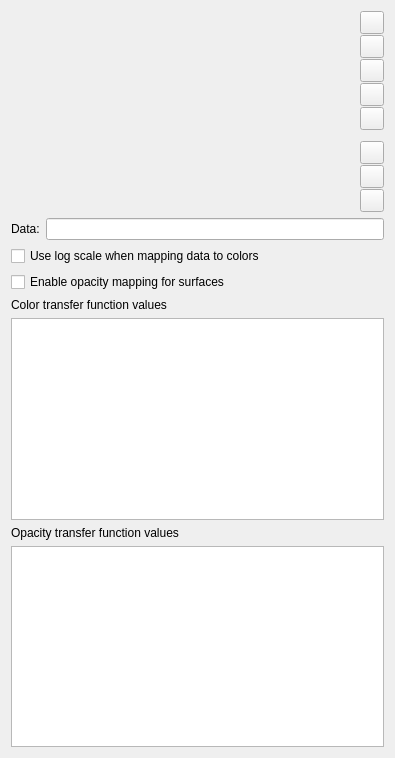
Before: the Qt Designer form Qt/ApplicationComponents/Resources/UI/pqColorOpacityEditorWidget.ui in vbnhfylbh/ParaView, drawn with Qt 5.
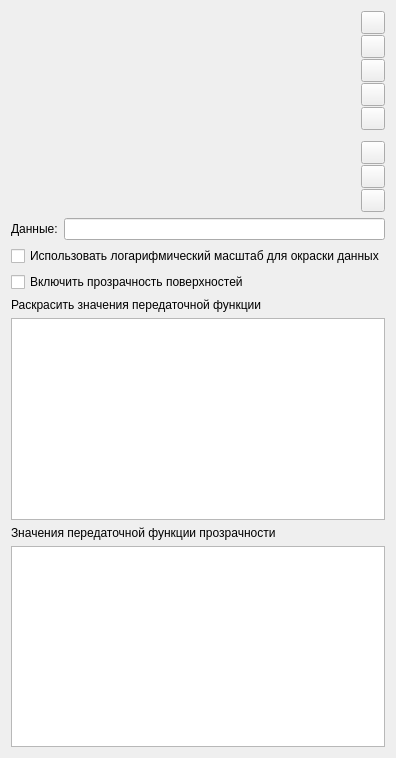
After: the same form once the commit is applied. Icons and pictures are not drawn. Custom widgets are drawn as their Qt base class.

The edit to the form file:
```diff
--- a/Qt/ApplicationComponents/Resources/UI/pqColorOpacityEditorWidget.ui
+++ b/Qt/ApplicationComponents/Resources/UI/pqColorOpacityEditorWidget.ui
@@ -206,7 +206,7 @@
      <item>
       <widget class="QLabel" name="label">
        <property name="text">
-        <string>Data:</string>
+        <string>Данные:</string>
        </property>
       </widget>
      </item>
@@ -228,7 +228,7 @@
       <string>&lt;html&gt;&lt;head/&gt;&lt;body&gt;&lt;p&gt;When checked, the mapping from data to colors is done using a log-scale. Note that this does not affect the mapping of data to opacity.&lt;/p&gt;&lt;/body&gt;&lt;/html&gt;</string>
      </property>
      <property name="text">
-      <string>Use log scale when mapping data to colors</string>
+      <string>Использовать логарифмический масштаб для окраски данных</string>
      </property>
     </widget>
    </item>
@@ -238,7 +238,7 @@
       <string>&lt;html&gt;&lt;head/&gt;&lt;body&gt;&lt;p&gt;When checked, the opacity function is used to render translucent surfaces.&lt;/p&gt;&lt;/body&gt;&lt;/html&gt;</string>
      </property>
      <property name="text">
-      <string>Enable opacity mapping for surfaces</string>
+      <string>Включить прозрачность поверхностей</string>
      </property>
     </widget>
    </item>
@@ -251,7 +251,7 @@
       </sizepolicy>
      </property>
      <property name="text">
-      <string>Color transfer function values</string>
+      <string>Раскрасить значения передаточной функции</string>
      </property>
     </widget>
    </item>
@@ -274,7 +274,7 @@
    <item>
     <widget class="QLabel" name="OpacityLabel">
      <property name="text">
-      <string>Opacity transfer function values</string>
+      <string>Значения передаточной функции прозрачности</string>
      </property>
     </widget>
    </item>
```
Left out of the diff: 22 changed lines with no effect on the pictures.
